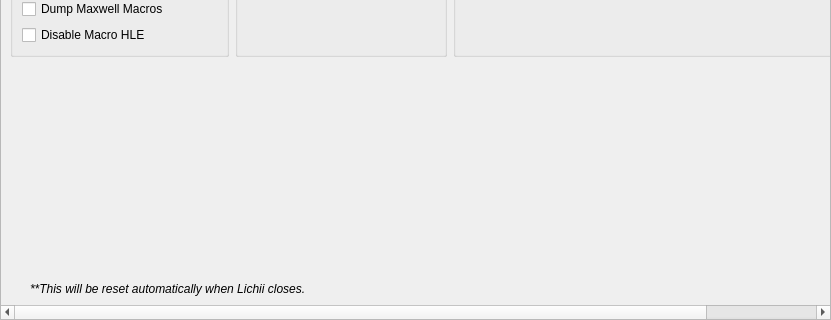
Qt form src/lichii/configuration/configure_debug.ui (karimalsalah/guarana) before a commit; both pictures show x 0 to 831 and y 440 to 760 of the 831 by 760 pixel window.
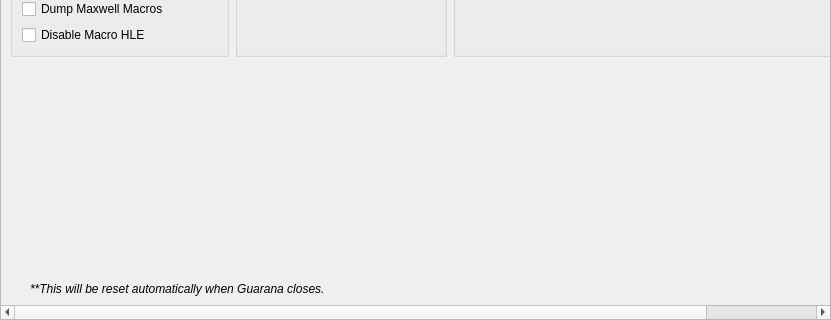
The same form after that commit.

Commit message:
frontend: rebrand player-visible Lichii to Guarana
Program names guarana/guarana-cli, user data folder guarana with a
copy-only first-start migration from lichii (staged, rolled back on
failure, old folder untouched), user-visible strings, translations,
Windows version info, installer, desktop/metainfo/Info.plist, icons
from the Guarana brand artwork. Internal identifiers, LICHII_* options,
namespaces and file names are unchanged.

What changed in the file:
```diff
--- a/src/lichii/configuration/configure_debug.ui
+++ b/src/lichii/configuration/configure_debug.ui
@@ -784,7 +784,7 @@
        </font>
       </property>
       <property name="text">
-    <string>**This will be reset automatically when Lichii closes.</string>
+    <string>**This will be reset automatically when Guarana closes.</string>
       </property>
       <property name="indent">
        <number>20</number>
```
Left out of the diff: 4 changed lines with no effect on the pictures. The commit also changes 96 other files.
